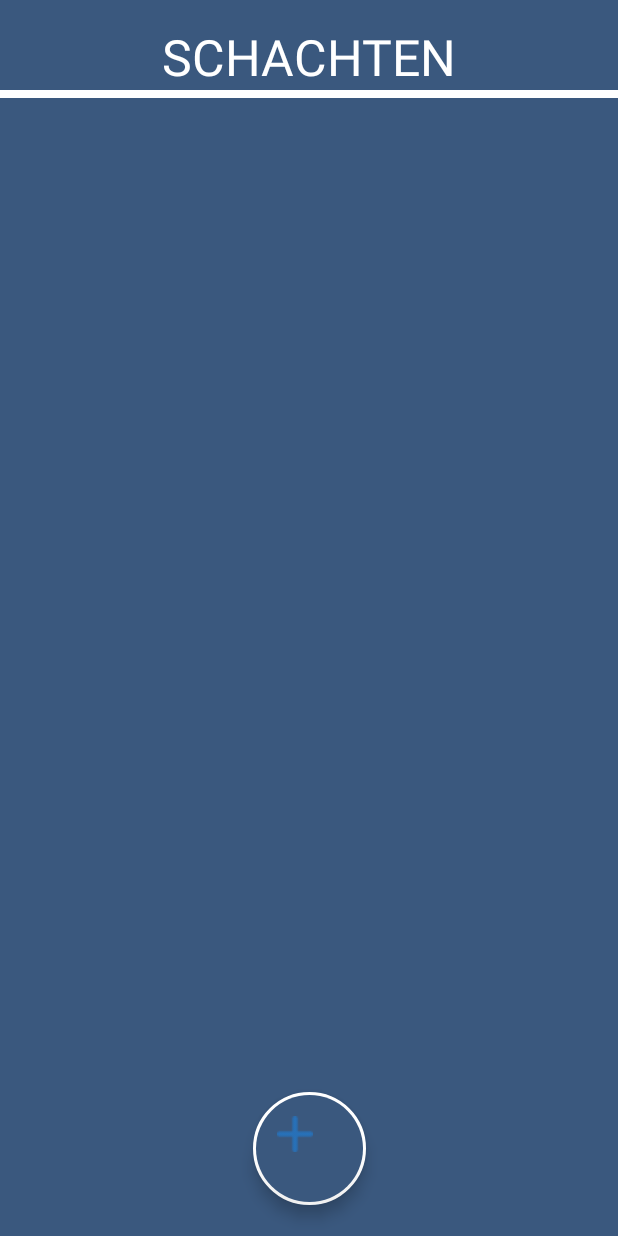
After one commit to KevinD25/DijkelApp, an Android app: the SchachtenActivity screen opened directly, with no data from a screen before it, on a phone screen of 412 x 824 dp. The commit adds this screen. Run offline under Robolectric (Android 15) with nearby library versions, the phone set to English and light mode, and no system bars.

Commit message:
Before fucking around

```diff
--- a/Application/app/build.gradle
+++ b/Application/app/build.gradle
@@ -9,7 +9,7 @@ android {
     defaultConfig {
         applicationId "com.davis.kevin.dijkelapp"
         minSdkVersion 18
-        targetSdkVersion 27
+        targetSdkVersion 26
         versionCode 1
         versionName "1.0"
         testInstrumentationRunner "android.support.test.runner.AndroidJUnitRunner"
@@ -31,4 +31,5 @@ dependencies {
     androidTestImplementation 'com.android.support.test:runner:1.0.2'
     androidTestImplementation 'com.android.support.test.espresso:espresso-core:3.0.2'
     implementation 'com.android.support:design:27.1.1'
+    //implementation 'com.afollestad.material-dialogs:core:2.0.0-rc3'
 }
--- a/Application/app/src/main/AndroidManifest.xml
+++ b/Application/app/src/main/AndroidManifest.xml
@@ -1,5 +1,5 @@
 <?xml version="1.0" encoding="utf-8"?>
-<manifest xmlns:android="http://schemas.android.com/apk/res/android"
+<manifest xmlns:android="http://schemas.android.com/apk/res/android" xmlns:tools="http://schemas.android.com/tools"
           package="com.davis.kevin.dijkelapp">
 
     <application
@@ -20,6 +20,8 @@
         </activity>
         <activity android:name=".SettingsActivity">
         </activity>
+        <activity android:name=".SchachtenActivity">
+        </activity>
     </application>
 
 </manifest>
--- a/Application/app/src/main/java/com/davis/kevin/dijkelapp/MainActivity.kt
+++ b/Application/app/src/main/java/com/davis/kevin/dijkelapp/MainActivity.kt
@@ -1,7 +1,9 @@
 package com.davis.kevin.dijkelapp
 
+import android.content.Intent
 import android.support.v7.app.AppCompatActivity
 import android.os.Bundle
+import android.view.View
 
 class MainActivity : AppCompatActivity() {
 
@@ -9,4 +11,9 @@ class MainActivity : AppCompatActivity() {
         super.onCreate(savedInstanceState)
         setContentView(R.layout.activity_main)
     }
+
+    fun goToSettings(view: View){
+        val intent = Intent(this, SettingsActivity::class.java)
+        startActivity(intent)
+    }
 }
--- /dev/null
+++ b/Application/app/src/main/java/com/davis/kevin/dijkelapp/SchachtenActivity.kt
@@ -0,0 +1,12 @@
+package com.davis.kevin.dijkelapp
+
+import android.support.v7.app.AppCompatActivity
+import android.os.Bundle
+
+class SchachtenActivity : AppCompatActivity() {
+
+    override fun onCreate(savedInstanceState: Bundle?) {
+        super.onCreate(savedInstanceState)
+        setContentView(R.layout.activity_schachten)
+    }
+}
--- a/Application/app/src/main/res/layout/activity_main.xml
+++ b/Application/app/src/main/res/layout/activity_main.xml
@@ -26,7 +26,8 @@
             android:layout_marginStart="8dp"
             app:layout_constraintStart_toStartOf="parent"
             app:borderWidth="2dp"
-            android:elevation="2dp"/>
+            android:elevation="2dp"
+            android:focusedByDefault="true"/>
     <LinearLayout
             android:orientation="vertical"
             android:layout_width="match_parent"
@@ -55,6 +56,8 @@
                     android:id="@+id/txtSearch"
                     android:layout_weight="1"
                     android:hint="Naam kutschacht"
+                    android:focusedByDefault="false"
+                    android:defaultFocusHighlightEnabled="false"
                     android:textColorHint="@color/colorAccent"/>
             <ImageButton
                     android:layout_width="10pt"
@@ -63,11 +66,11 @@
                     android:id="@+id/btnSettings"
                     android:layout_weight="1"
                     android:scaleType="fitCenter"
-                    android:backgroundTint="@color/colorPrimaryDark"/>
+                    android:backgroundTint="@color/colorPrimaryDark" android:onClick="goToSettings"/>
         </LinearLayout>
         <ListView
                 android:layout_width="match_parent"
-                android:layout_height="match_parent">
+                android:layout_height="match_parent" android:id="@+id/listSchachten">
         </ListView>
 
     </LinearLayout>
--- /dev/null
+++ b/Application/app/src/main/res/layout/activity_schachten.xml
@@ -0,0 +1,55 @@
+<?xml version="1.0" encoding="utf-8"?>
+<android.support.constraint.ConstraintLayout
+        xmlns:android="http://schemas.android.com/apk/res/android"
+        xmlns:tools="http://schemas.android.com/tools"
+        xmlns:app="http://schemas.android.com/apk/res-auto"
+        android:layout_width="match_parent"
+        android:layout_height="match_parent"
+        tools:context=".SchachtenActivity"
+android:background="@color/colorPrimaryDark">
+
+    <android.support.design.widget.FloatingActionButton
+            android:layout_width="75dp"
+            android:layout_height="75dp"
+            android:clickable="true"
+            app:srcCompat="@drawable/plus"
+            android:scaleType="fitXY"
+            android:id="@+id/btnAdd"
+            android:backgroundTint="@color/colorPrimaryDark"
+            android:layout_marginTop="8dp"
+            app:layout_constraintTop_toTopOf="parent"
+            android:layout_marginBottom="8dp"
+            app:layout_constraintBottom_toBottomOf="parent"
+            app:layout_constraintVertical_bias="0.983"
+            android:layout_marginEnd="8dp"
+            app:layout_constraintEnd_toEndOf="parent"
+            android:layout_marginStart="8dp"
+            app:layout_constraintStart_toStartOf="parent"
+            app:borderWidth="2dp"
+            android:elevation="2dp"/>
+
+    <LinearLayout
+            android:orientation="vertical"
+            android:layout_width="match_parent"
+            android:layout_height="match_parent"
+            android:background="@color/colorPrimaryDark">
+    <TextView
+            android:text="SCHACHTEN"
+            android:textColor="@color/colorAccent"
+            android:layout_width="match_parent"
+            android:layout_height="wrap_content" android:id="@+id/textView"
+            android:layout_marginTop="15dp"
+            android:textSize="15pt"
+            android:gravity="center"/>
+    <View
+            android:id="@+id/divider"
+            android:layout_width="match_parent"
+            android:layout_height="5dp"
+            android:background="@color/colorAccent"
+            android:layout_marginBottom="15dp"
+    />
+        <ListView
+                android:layout_width="match_parent"
+                android:layout_height="match_parent" android:id="@+id/listSchachtenAdmin"/>
+    </LinearLayout>
+</android.support.constraint.ConstraintLayout>
```
